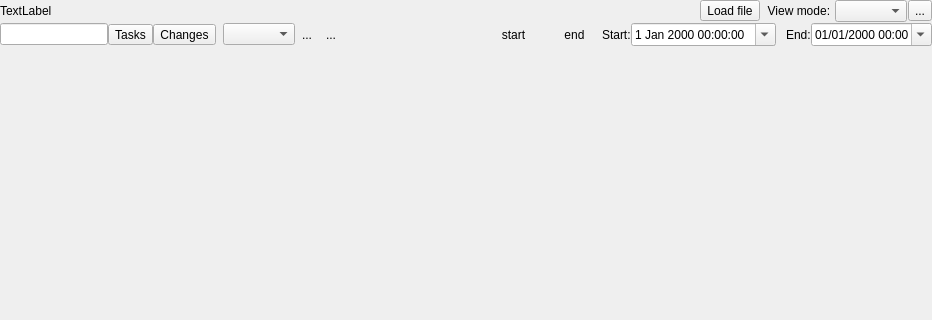
This is Viewer/ecflowUI/src/TimelineWidget.ui in ecmwf/ecflow as Qt 5 draws it before an edit; both pictures show x 0 to 932 and y 0 to 320 of the 932 by 664 pixel window. The edited form follows.
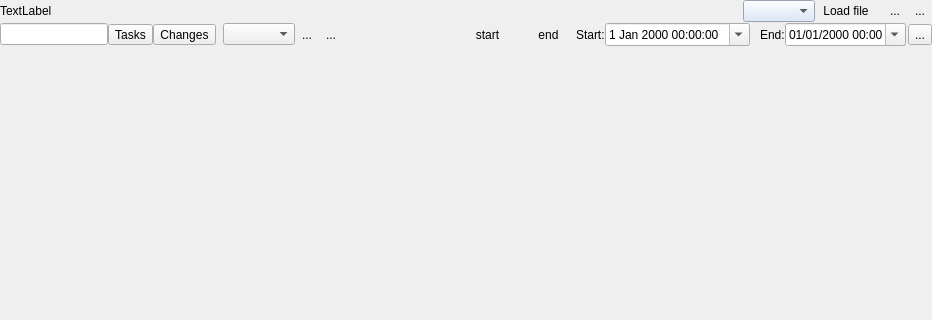
This is the edited form. Icons and pictures are not drawn. Custom widgets are drawn as their Qt base class.

Commit message: ecFlowUI: enable timeline view to load user specified log files ECFLOW-1499

The edit to the form file:
```diff
--- a/Viewer/ecflowUI/src/TimelineWidget.ui
+++ b/Viewer/ecflowUI/src/TimelineWidget.ui
@@ -30,7 +30,10 @@
     <number>0</number>
    </property>
    <item>
-    <layout class="QHBoxLayout" name="horizontalLayout" stretch="1,0,0,0,0">
+    <layout class="QHBoxLayout" name="horizontalLayout" stretch="2,1,0,0,0,0,0,0">
+     <property name="spacing">
+      <number>1</number>
+     </property>
      <item>
       <widget class="QLabel" name="logInfoLabel">
        <property name="text">
@@ -38,31 +41,121 @@
        </property>
       </widget>
      </item>
+     <item>
+      <spacer name="horizontalSpacer_7">
+       <property name="orientation">
+        <enum>Qt::Horizontal</enum>
+       </property>
+       <property name="sizeHint" stdset="0">
+        <size>
+         <width>40</width>
+         <height>20</height>
+        </size>
+       </property>
+      </spacer>
+     </item>
+     <item>
+      <spacer name="horizontalSpacer_4">
+       <property name="orientation">
+        <enum>Qt::Horizontal</enum>
+       </property>
+       <property name="sizeType">
+        <enum>QSizePolicy::Fixed</enum>
+       </property>
+       <property name="sizeHint" stdset="0">
+        <size>
+         <width>6</width>
+         <height>20</height>
+        </size>
+       </property>
+      </spacer>
+     </item>
+     <item>
+      <widget class="QComboBox" name="logModeCombo">
+       <property name="styleSheet">
+        <string notr="true">background-color: rgb(214, 227, 247);</string>
+       </property>
+      </widget>
+     </item>
      <item>
       <widget class="QToolButton" name="loadFileTb">
        <property name="text">
         <string>Load file</string>
        </property>
+       <property name="icon">
+        <iconset resource="viewer.qrc">
+         <normaloff>:/viewer/output.svg</normaloff>:/viewer/output.svg</iconset>
+       </property>
+       <property name="autoRaise">
+        <bool>true</bool>
+       </property>
       </widget>
      </item>
      <item>
-      <widget class="QLabel" name="label_4">
+      <spacer name="horizontalSpacer_6">
+       <property name="orientation">
+        <enum>Qt::Horizontal</enum>
+       </property>
+       <property name="sizeType">
+        <enum>QSizePolicy::Fixed</enum>
+       </property>
+       <property name="sizeHint" stdset="0">
+        <size>
+         <width>6</width>
+         <height>20</height>
+        </size>
+       </property>
+      </spacer>
+     </item>
+     <item>
+      <widget class="QToolButton" name="timelineViewTb">
+       <property name="toolTip">
+        <string>Timeline view mode</string>
+       </property>
        <property name="text">
-        <string>  View mode: </string>
+        <string>...</string>
        </property>
+       <property name="icon">
+        <iconset resource="viewer.qrc">
+         <normaloff>:/viewer/period.svg</normaloff>:/viewer/period.svg</iconset>
+       </property>
+       <property name="iconSize">
+        <size>
+         <width>16</width>
+         <height>16</height>
+        </size>
+       </property>
+       <property name="checkable">
+        <bool>true</bool>
+       </property>
+       <property name="autoRaise">
+        <bool>true</bool>
+       </property>
       </widget>
      </item>
      <item>
-      <widget class="QComboBox" name="modeCombo"/>
-     </item>
-     <item>
-      <widget class="QToolButton" name="reloadTb">
+      <widget class="QToolButton" name="durationViewTb">
+       <property name="toolTip">
+        <string>Duration view mode</string>
+       </property>
        <property name="text">
         <string>...</string>
        </property>
        <property name="icon">
         <iconset resource="viewer.qrc">
-         <normaloff>:/viewer/sync_black.svg</normaloff>:/viewer/sync_black.svg</iconset>
+         <normaloff>:/viewer/duration.svg</normaloff>:/viewer/duration.svg</iconset>
+       </property>
+       <property name="iconSize">
+        <size>
+         <width>16</width>
+         <height>16</height>
+        </size>
+       </property>
+       <property name="checkable">
+        <bool>true</bool>
+       </property>
+       <property name="autoRaise">
+        <bool>true</bool>
        </property>
       </widget>
      </item>
@@ -383,6 +476,36 @@
         </property>
        </widget>
       </item>
+      <item>
+       <spacer name="horizontalSpacer_5">
+        <property name="orientation">
+         <enum>Qt::Horizontal</enum>
+        </property>
+        <property name="sizeType">
+         <enum>QSizePolicy::Fixed</enum>
+        </property>
+        <property name="sizeHint" stdset="0">
+         <size>
+          <width>2</width>
+          <height>20</height>
+         </size>
+        </property>
+       </spacer>
+      </item>
+      <item>
+       <widget class="QToolButton" name="reloadTb">
+        <property name="toolTip">
+         <string>Reload logfile</string>
+        </property>
+        <property name="text">
+         <string>...</string>
+        </property>
+        <property name="icon">
+         <iconset resource="viewer.qrc">
+          <normaloff>:/viewer/sync_black.svg</normaloff>:/viewer/sync_black.svg</iconset>
+        </property>
+       </widget>
+      </item>
      </layout>
     </widget>
    </item>
```
Left out of the diff: 3 changed lines with no effect on the pictures. The commit also changes 9 other files.
